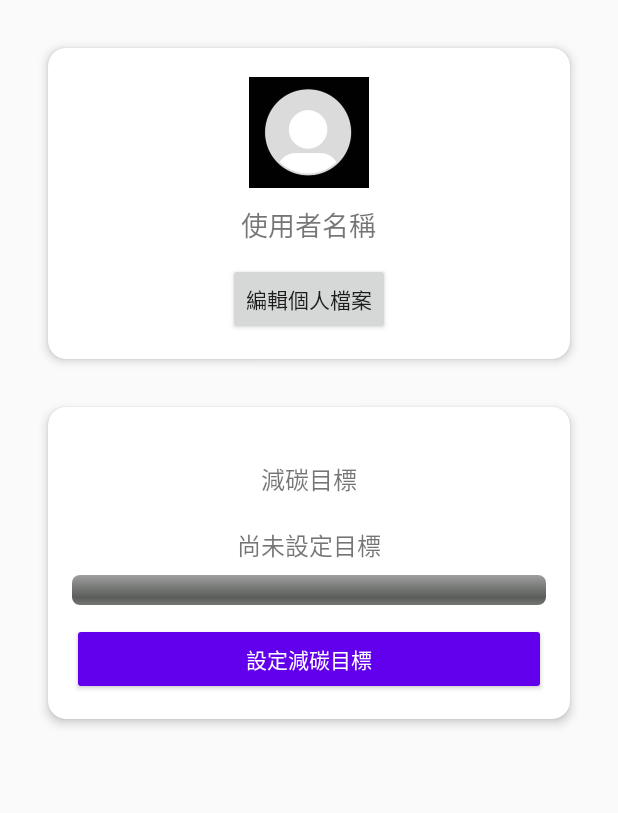
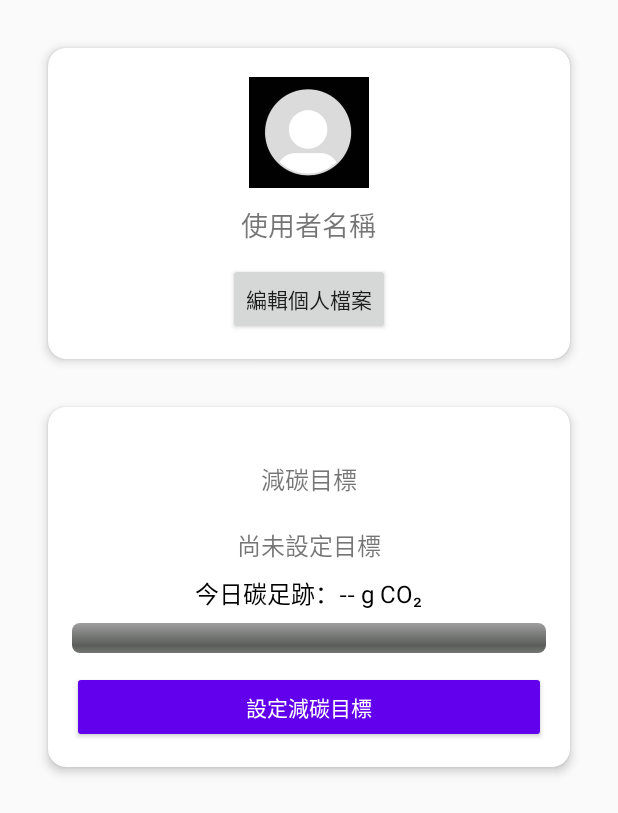
Before and after one commit to HentaiBigUncle/Carbon_footPrints, an Android app: the ProfileActivity screen opened directly, with no data from a screen before it, on a phone screen of 412 x 824 dp. Shown: the top 813 px of the screen. Run offline under Robolectric (Android 15) with nearby library versions, the phone set to English and light mode, and no system bars; libraries missing offline, so code that uses them is left out: com.github.mikephil.charting; 1 statement that could not run was skipped.

Commit message:
每日碳足跡目標

```diff
--- a/app/src/main/java/com/example/myapplication2/ProfileActivity.java
+++ b/app/src/main/java/com/example/myapplication2/ProfileActivity.java
@@ -4,6 +4,8 @@ import android.content.Intent;
 import android.content.SharedPreferences;
 import android.net.Uri;
 import android.os.Bundle;
+import android.os.Handler;
+import android.os.Looper;
 import android.view.View;
 import android.widget.Button;
 import android.widget.ImageView;
@@ -21,6 +23,9 @@ public class ProfileActivity extends AppCompatActivity {
     private TextView txtGoalProgress;
     private ImageView imgProfile;
     private TextView txtUsername;
+    private TextView carbonTextView;
+    private Handler handler = new Handler(Looper.getMainLooper());
+    private Runnable updateCarbonRunnable;
 
     @Override
     protected void onCreate(Bundle savedInstanceState) {
@@ -44,6 +49,7 @@ public class ProfileActivity extends AppCompatActivity {
             Intent intent = new Intent(ProfileActivity.this, SetGoalActivity.class);
             startActivity(intent);
         });
+        startCarbonUpdater();
     }
 
     private void loadUserProfile() {
@@ -120,7 +126,25 @@ public class ProfileActivity extends AppCompatActivity {
         // 換算成分鐘後乘上係數
         return (float) ((totalForegroundTimeMs / 60000.0) * carbonPerMinute);
     }
+    private void startCarbonUpdater() {
+        updateCarbonRunnable = new Runnable() {
+            @Override
+            public void run() {
+                float carbon = getTodayCarbon();
+                String carbonText = String.format("今日碳足跡：%.2f g CO₂", carbon);
+                carbonTextView.setText(carbonText);
 
+                handler.postDelayed(this, 1000); // 每 1 秒更新一次
+            }
+        };
+        handler.post(updateCarbonRunnable);
+    }
+
+    @Override
+    protected void onDestroy() {
+        super.onDestroy();
+        handler.removeCallbacks(updateCarbonRunnable); // 避免 memory leak
+    }
     // 如果你希望從 EditProfileActivity 返回時刷新畫面：
     @Override
     protected void onResume()
--- a/app/src/main/res/layout/activity_profile.xml
+++ b/app/src/main/res/layout/activity_profile.xml
@@ -74,7 +74,15 @@
             android:layout_marginTop="20dp"
             android:textSize="16sp"
             android:layout_gravity="center_horizontal" />
-
+        <TextView
+            android:id="@+id/txt_today_carbon"
+            android:layout_width="wrap_content"
+            android:layout_height="wrap_content"
+            android:text="今日碳足跡：-- g CO₂"
+            android:textSize="16sp"
+            android:textColor="@android:color/black"
+            android:layout_gravity="center_horizontal"
+            android:layout_marginTop="8dp"/>
         <ProgressBar
             android:id="@+id/progress_goal"
             style="@android:style/Widget.ProgressBar.Horizontal"
```
